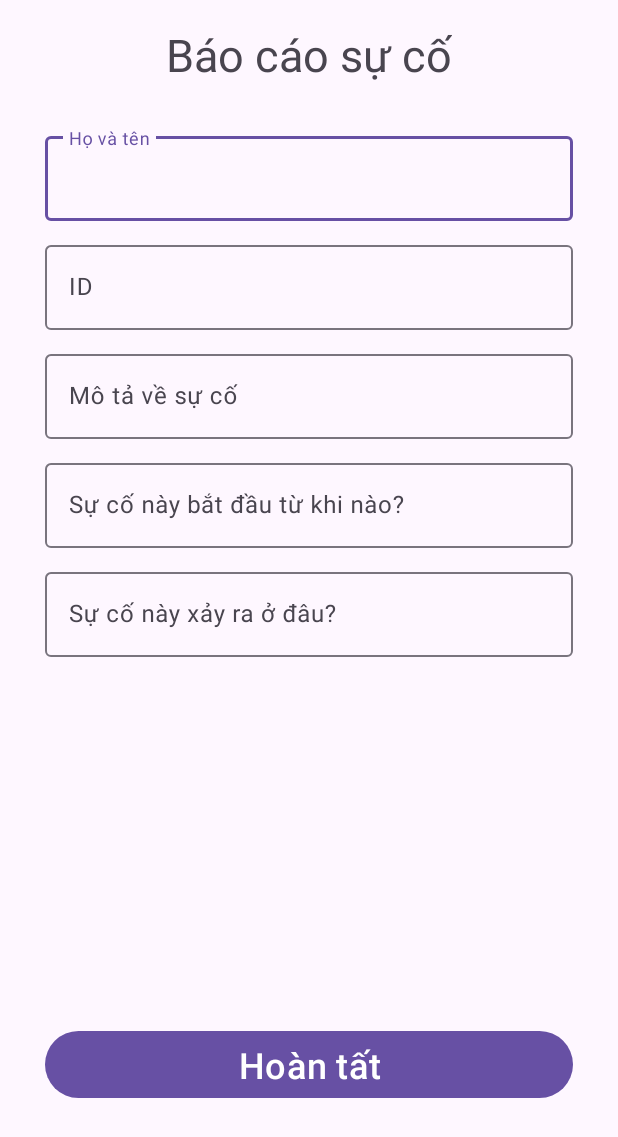
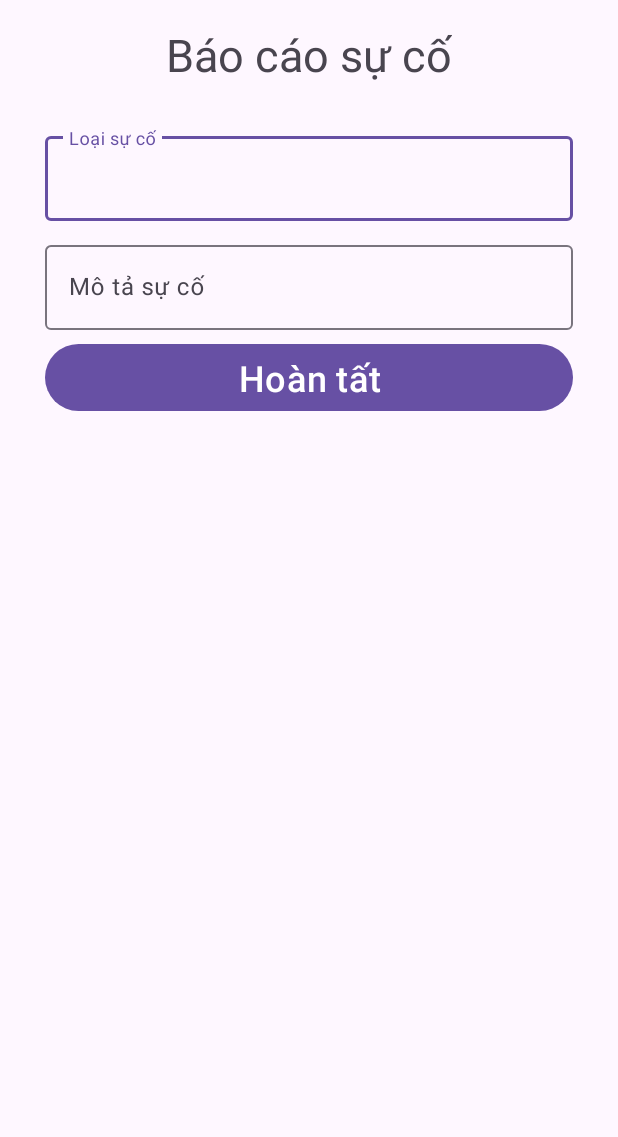
Before and after one commit to NHpe/NMCNPM21_3, an Android app: the fragment ReportIssues shown on its own in the app's theme, on a phone screen of 412 x 824 dp. Shown: the top 1137 px of the screen. Run offline under Robolectric (Android 15) with nearby library versions, the phone set to English and light mode, and no system bars; 1 statement that could not run was skipped.

Commit message:
Chỉnh sửa phàn Report Issue

```diff
--- a/Dormitory/app/src/main/java/com/group18/dormitory/Model/Issue.java
+++ b/Dormitory/app/src/main/java/com/group18/dormitory/Model/Issue.java
@@ -4,7 +4,7 @@ import com.group18.dormitory.Model.Date;
 
 public class Issue {
     private String id;
-    private String tilte;
+    private String title;
     private String message;
     private Date date;
 
@@ -16,9 +16,9 @@ public class Issue {
 
     public void setId(String id) {this.id = id;}
 
-    public String getTilte() {return tilte;}
+    public String getTitle() {return title;}
 
-    public void setTilte(String tilte) {this.tilte = tilte;}
+    public void setTilte(String tilte) {this.title = tilte;}
 
     public String getMessage() {return message;}
 
--- a/Dormitory/app/src/main/java/com/group18/dormitory/ReportIssues.java
+++ b/Dormitory/app/src/main/java/com/group18/dormitory/ReportIssues.java
@@ -11,6 +11,9 @@ import android.widget.Button;
 import android.widget.EditText;
 import android.widget.Toast;
 
+import com.google.android.material.textfield.TextInputEditText;
+import com.google.android.material.textfield.TextInputLayout;
+
 /**
  * A simple {@link Fragment} subclass.
  * Use the {@link ReportIssues#} factory method to
@@ -18,11 +21,10 @@ import android.widget.Toast;
  */
 public class ReportIssues extends Fragment {
     // TODO: Rename and change types of parameters
-    private EditText edtFullName;
-    private EditText edtID;
-    private EditText edtWhat;
-    private EditText edtHowLong;
-    private EditText edtWhere;
+    private TextInputLayout titleBox;
+    private TextInputEditText titleText;
+    private TextInputLayout descriptionBox;
+    private TextInputEditText descriptionText;
     private Button btnSubmit;
 
     public ReportIssues() {
@@ -38,24 +40,12 @@ public class ReportIssues extends Fragment {
         // Inflate the layout for this fragment
         View view = inflater.inflate(R.layout.fragment_report_issues, container, false);
 
-        edtFullName = view.findViewById(R.id.edtFullName);
-        edtID = view.findViewById(R.id.edtID);
-        edtWhat = view.findViewById(R.id.edtWhat);
-        edtHowLong = view.findViewById(R.id.edtHowLong);
-        edtWhere = view.findViewById(R.id.edtWhere);
-
-        btnSubmit = view.findViewById(R.id.btnSubmit);
-
         btnSubmit.setOnClickListener(new View.OnClickListener() {
             @Override
             public void onClick(View v) {
-                String name = edtFullName.getText().toString().trim();
-                String id = edtID.getText().toString().trim();
-                String what = edtWhat.getText().toString().trim();
-                String howLong = edtHowLong.getText().toString().trim();
-                String where = edtWhere.getText().toString().trim();
-
-                if (name.equals("") || id.equals("") || what.equals("") || howLong.equals("") || where.equals("")) {
+                String title = titleText.getText().toString().trim();
+                String description = descriptionText.getText().toString().trim();
+                if (title.equals("") || description.equals("")) {
                     Toast.makeText(requireContext(), "All fields are mandatory", Toast.LENGTH_SHORT).show();
                 }
                 else {
@@ -65,4 +55,41 @@ public class ReportIssues extends Fragment {
         });
         return view;
     }
+
+    private void initiateData(View view) {
+        titleBox = view.findViewById(R.id.titleBox);
+        titleText = view.findViewById(R.id.titleText);
+        descriptionBox = view.findViewById(R.id.descriptionBox);
+        descriptionText = view.findViewById(R.id.decriptionText);
+
+        btnSubmit = view.findViewById(R.id.btnSubmit);
+
+        titleText.setOnFocusChangeListener(new View.OnFocusChangeListener() {
+            @Override
+            public void onFocusChange(View v, boolean hasFocus) {
+                if(!hasFocus) {
+                    if(titleText.getText().toString().isEmpty()) {
+                        titleBox.setErrorEnabled(true);
+                        titleBox.setError("Không được để trống");
+                    } else {
+                        titleBox.setErrorEnabled(false);
+                    }
+                }
+            }
+        });
+
+        descriptionText.setOnFocusChangeListener(new View.OnFocusChangeListener() {
+            @Override
+            public void onFocusChange(View v, boolean hasFocus) {
+                if(!hasFocus) {
+                    if(descriptionText.getText().toString().isEmpty()) {
+                        descriptionBox.setErrorEnabled(true);
+                        descriptionBox.setError("Không được để trống");
+                    } else {
+                        descriptionBox.setErrorEnabled(false);
+                    }
+                }
+            }
+        });
+    }
 }
--- a/Dormitory/app/src/main/res/layout/fragment_report_issues.xml
+++ b/Dormitory/app/src/main/res/layout/fragment_report_issues.xml
@@ -34,7 +34,8 @@
             <com.google.android.material.textfield.TextInputLayout
                 android:layout_width="match_parent"
                 android:layout_height="wrap_content"
-                android:hint="Họ và tên"
+                android:id="@+id/titleBox"
+                android:hint="Loại sự cố"
                 android:layout_marginStart="30dp"
                 android:layout_marginEnd="30dp"
                 android:layout_marginTop="5dp"
@@ -42,14 +43,15 @@
                 <com.google.android.material.textfield.TextInputEditText
                     android:layout_width="match_parent"
                     android:layout_height="wrap_content"
-                    android:id="@+id/edtFullName">
+                    android:id="@+id/titleText">
                 </com.google.android.material.textfield.TextInputEditText>
             </com.google.android.material.textfield.TextInputLayout>
 
             <com.google.android.material.textfield.TextInputLayout
                 android:layout_width="match_parent"
                 android:layout_height="wrap_content"
-                android:hint="ID"
+                android:id="@+id/descriptionBox"
+                android:hint="Mô tả sự cố"
                 android:layout_marginStart="30dp"
                 android:layout_marginEnd="30dp"
                 android:layout_marginTop="5dp"
@@ -57,60 +59,9 @@
                 <com.google.android.material.textfield.TextInputEditText
                     android:layout_width="match_parent"
                     android:layout_height="wrap_content"
-                    android:id="@+id/edtID">
+                    android:id="@+id/decriptionText">
                 </com.google.android.material.textfield.TextInputEditText>
             </com.google.android.material.textfield.TextInputLayout>
-
-            <com.google.android.material.textfield.TextInputLayout
-                android:layout_width="match_parent"
-                android:layout_height="wrap_content"
-                android:hint="Mô tả về sự cố"
-                android:layout_marginStart="30dp"
-                android:layout_marginEnd="30dp"
-                android:layout_marginTop="5dp"
-                android:layout_marginBottom="5dp">
-                <com.google.android.material.textfield.TextInputEditText
-                    android:layout_width="match_parent"
-                    android:layout_height="wrap_content"
-                    android:id="@+id/edtWhat">
-                </com.google.android.material.textfield.TextInputEditText>
-            </com.google.android.material.textfield.TextInputLayout>
-
-            <com.google.android.material.textfield.TextInputLayout
-                android:layout_width="match_parent"
-                android:layout_height="wrap_content"
-                android:hint="Sự cố này bắt đầu từ khi nào?"
-                android:layout_marginStart="30dp"
-                android:layout_marginEnd="30dp"
-                android:layout_marginTop="5dp"
-                android:layout_marginBottom="5dp">
-                <com.google.android.material.textfield.TextInputEditText
-                    android:layout_width="match_parent"
-                    android:layout_height="wrap_content"
-                    android:id="@+id/edtHowLong">
-                </com.google.android.material.textfield.TextInputEditText>
-            </com.google.android.material.textfield.TextInputLayout>
-
-            <com.google.android.material.textfield.TextInputLayout
-                android:layout_width="match_parent"
-                android:layout_height="wrap_content"
-                android:hint="Sự cố này xảy ra ở đâu?"
-                android:layout_marginStart="30dp"
-                android:layout_marginEnd="30dp"
-                android:layout_marginTop="5dp"
-                android:layout_marginBottom="5dp">
-                <com.google.android.material.textfield.TextInputEditText
-                    android:layout_width="match_parent"
-                    android:layout_height="wrap_content"
-                    android:id="@+id/edtWhere">
-                </com.google.android.material.textfield.TextInputEditText>
-            </com.google.android.material.textfield.TextInputLayout>
-
-            <View
-                android:layout_width="wrap_content"
-                android:layout_height="0dp"
-                android:layout_weight="1"
-                android:layout_marginTop="240dp"/>
 
             <com.google.android.material.button.MaterialButton
                 android:id="@+id/btnSubmit"
```
Also changed, not shown: Dormitory/app/src/main/java/com/group18/dormitory/Model/Date.java (+7 -0 lines).
